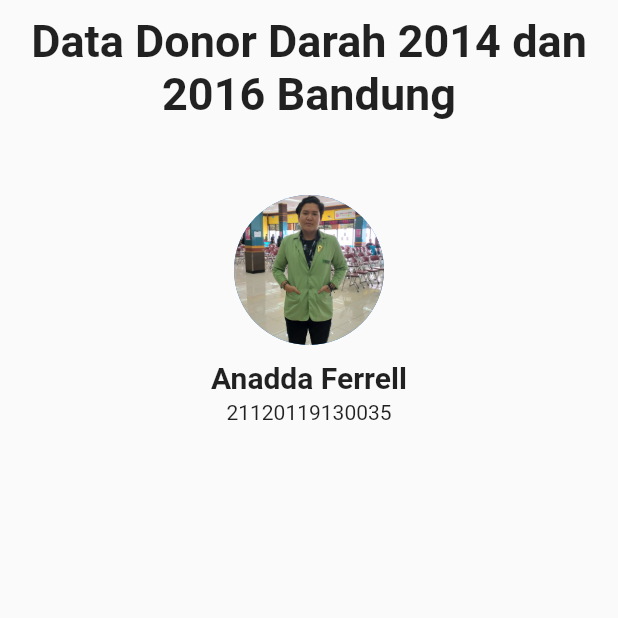
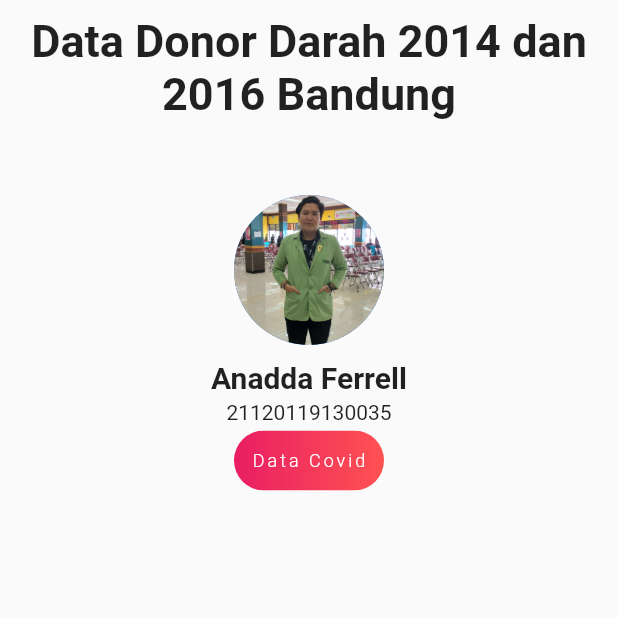
Before and after one commit to anadda/TA-MDP, a Flutter app: the Profile screen opened directly, on a phone screen of 412 x 824 dp, the top half of it. Run offline on Flutter 3.47's test engine with Material 2 defaults, Android fonts, the light colour scheme and no system bars; missing offline and left inert: custom_line_indicator_bottom_navbar; network calls fail.

Commit message:
Update profil.dart

```diff
--- a/lib/profil.dart
+++ b/lib/profil.dart
@@ -37,10 +37,45 @@ class Profile extends StatelessWidget {
                 height: 4,
               ),
               Text('21120119130035'),
+              Row(
+              mainAxisAlignment: MainAxisAlignment.spaceEvenly,
+              children: [
+                FlatButton(
+                  onPressed: (){
+                  },
+                  shape:  RoundedRectangleBorder(
+                    borderRadius: BorderRadius.circular(80.0),
+                  ),
+                  child: Ink(
+                    decoration: BoxDecoration(
+                      gradient: LinearGradient(
+                          begin: Alignment.centerLeft,
+                          end: Alignment.centerRight,
+                          colors: [Colors.pink,Colors.redAccent]
+                      ),
+                      borderRadius: BorderRadius.circular(30.0),
+                    ),
+                    child: Container(
+                      constraints: BoxConstraints(maxWidth: 100.0,maxHeight: 40.0,),
+                      alignment: Alignment.center,
+                      child: Text(
+                        "Data Covid",
+                        style: TextStyle(
+                            color: Colors.white,
+                            fontSize: 12.0,
+                            letterSpacing: 2.0,
+                            fontWeight: FontWeight.w300
+                        ),
+                      ),
+                    ),
+                  ),
+                ),
             ],
           ),
-        ),
+            ]
+            ),
       ),
+    )
     );
   }
 }
```
